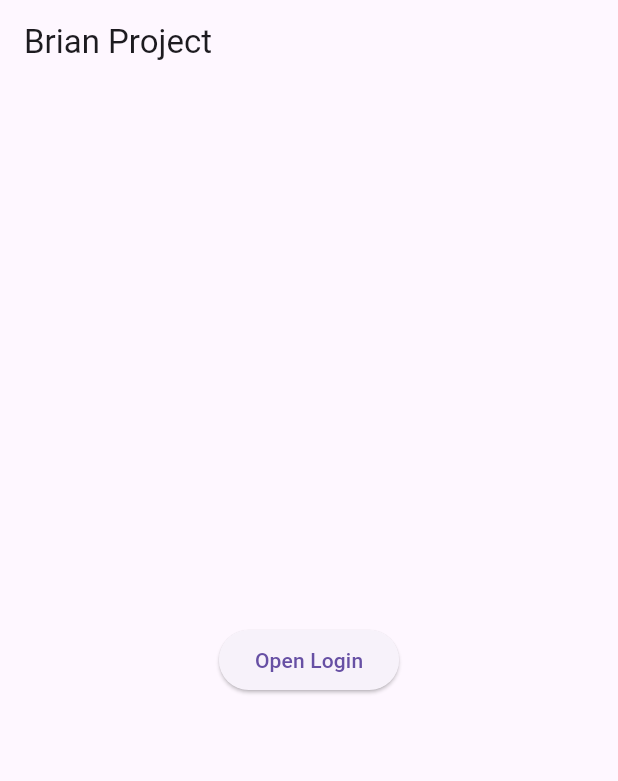
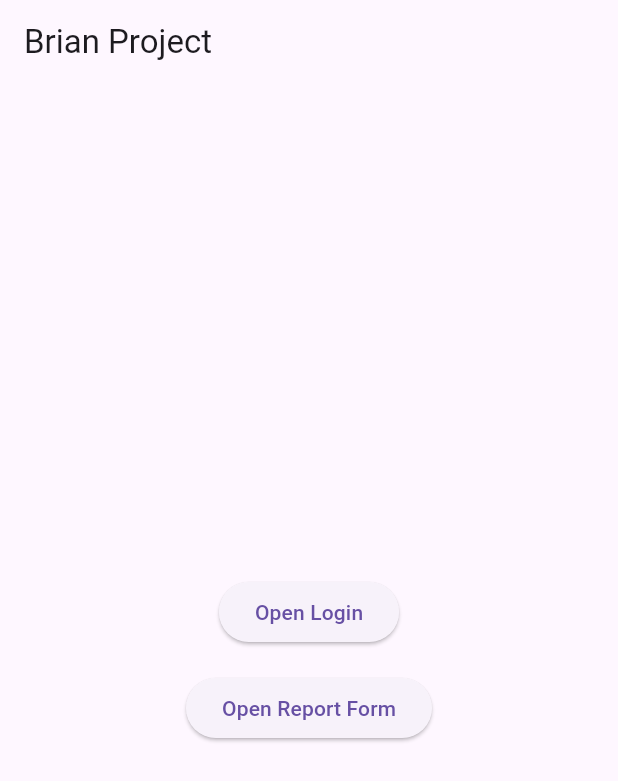
Before and after one commit to johnroucubertulano-glitch/brian_project, a Flutter app: the screen it shows after launch, on a phone screen of 412 x 824 dp. Shown: the top 781 px of the screen. Run offline on Flutter 3.47's test engine with Material 3 defaults, Android fonts, the phone set to English and light mode, and no system bars.

Commit message:
Add report form and Flutter UI states

```diff
--- a/lib/app.dart
+++ b/lib/app.dart
@@ -1,7 +1,9 @@
+
 import 'package:flutter/material.dart';
 
 import 'screens/home_screen.dart';
 import 'screens/login_screen.dart';
+import 'screens/report_form_screen.dart';
 
 class SemesterProjectApp extends StatelessWidget {
   const SemesterProjectApp({super.key});
@@ -12,7 +14,10 @@ class SemesterProjectApp extends StatelessWidget {
       debugShowCheckedModeBanner: false,
       title: 'Brian Project',
       home: const HomeScreen(),
-      routes: {'/login': (context) => const LoginScreen()},
+      routes: {
+        '/login': (context) => const LoginScreen(),
+        '/report': (context) => const ReportFormScreen(),
+      },
     );
   }
 }
--- a/lib/screens/home_screen.dart
+++ b/lib/screens/home_screen.dart
@@ -1,4 +1,6 @@
+
 import 'package:flutter/material.dart';
+import '../widgets/app_button.dart';
 
 class HomeScreen extends StatelessWidget {
   const HomeScreen({super.key});
@@ -7,9 +9,19 @@ class HomeScreen extends StatelessWidget {
   Widget build(BuildContext context) => Scaffold(
     appBar: AppBar(title: const Text('Brian Project')),
     body: Center(
-      child: ElevatedButton(
-        onPressed: () => Navigator.pushNamed(context, '/login'),
-        child: const Text('Open Login'),
+      child: Column(
+        mainAxisSize: MainAxisSize.min,
+        children: [
+          AppButton(
+            label: 'Open Login',
+            onPressed: () => Navigator.pushNamed(context, '/login'),
+          ),
+          const SizedBox(height: 16),
+          AppButton(
+            label: 'Open Report Form',
+            onPressed: () => Navigator.pushNamed(context, '/report'),
+          ),
+        ],
       ),
     ),
   );
--- a/lib/widgets/app_button.dart
+++ b/lib/widgets/app_button.dart
@@ -0,0 +1,23 @@
+
+import 'package:flutter/material.dart';
+
+class AppButton extends StatelessWidget {
+  final String label;
+  final VoidCallback onPressed;
+  final bool disabled;
+
+  const AppButton({
+    super.key,
+    required this.label,
+    required this.onPressed,
+    this.disabled = false,
+  });
+
+  @override
+  Widget build(BuildContext context) {
+    return ElevatedButton(
+      onPressed: disabled ? null : onPressed,
+      child: Text(label),
+    );
+  }
+}
```
Also changed, not shown: lib/screens/report_form_screen.dart (added, +202 -0 lines).
